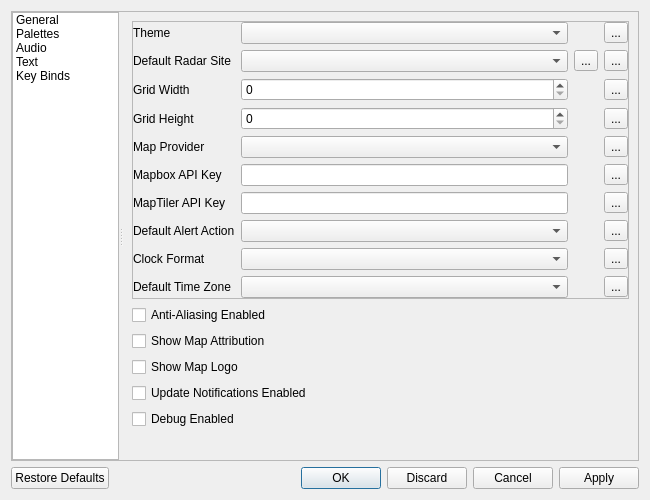
This is scwx-qt/source/scwx/qt/ui/settings_dialog.ui in dpaulat/supercell-wx as Qt 5 draws it before an edit. The edited form follows.
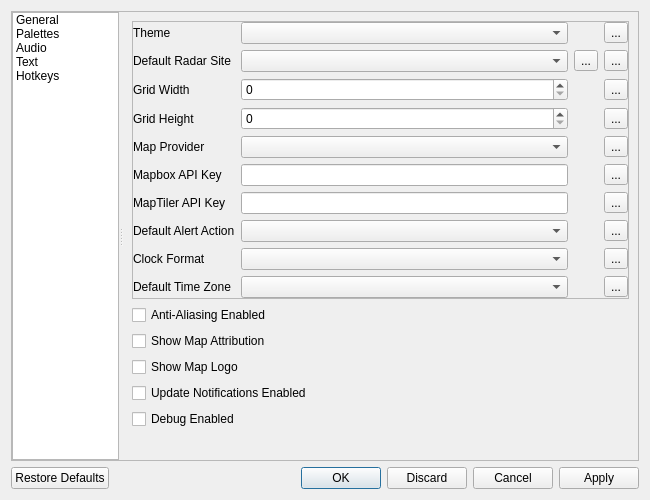
This is the edited form. Icons and pictures are not drawn.

Commit message: Rename keybind to hotkey

Diff of the .ui file:
```diff
--- a/scwx-qt/source/scwx/qt/ui/settings_dialog.ui
+++ b/scwx-qt/source/scwx/qt/ui/settings_dialog.ui
@@ -97,7 +97,7 @@
          </item>
          <item>
           <property name="text">
-           <string>Key Binds</string>
+           <string>Hotkeys</string>
           </property>
           <property name="icon">
            <iconset resource="../../../../scwx-qt.qrc">
```
Left out of the diff: 2 changed lines with no effect on the pictures. The commit also changes 3 other files.
